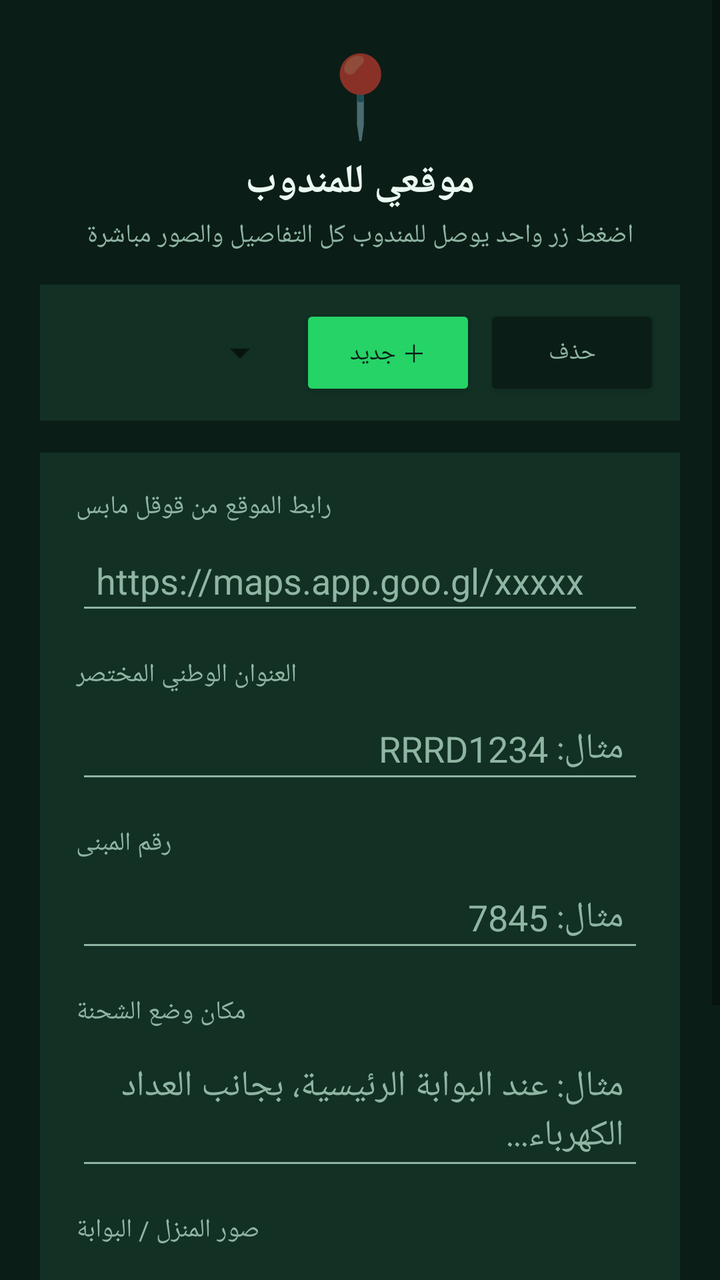
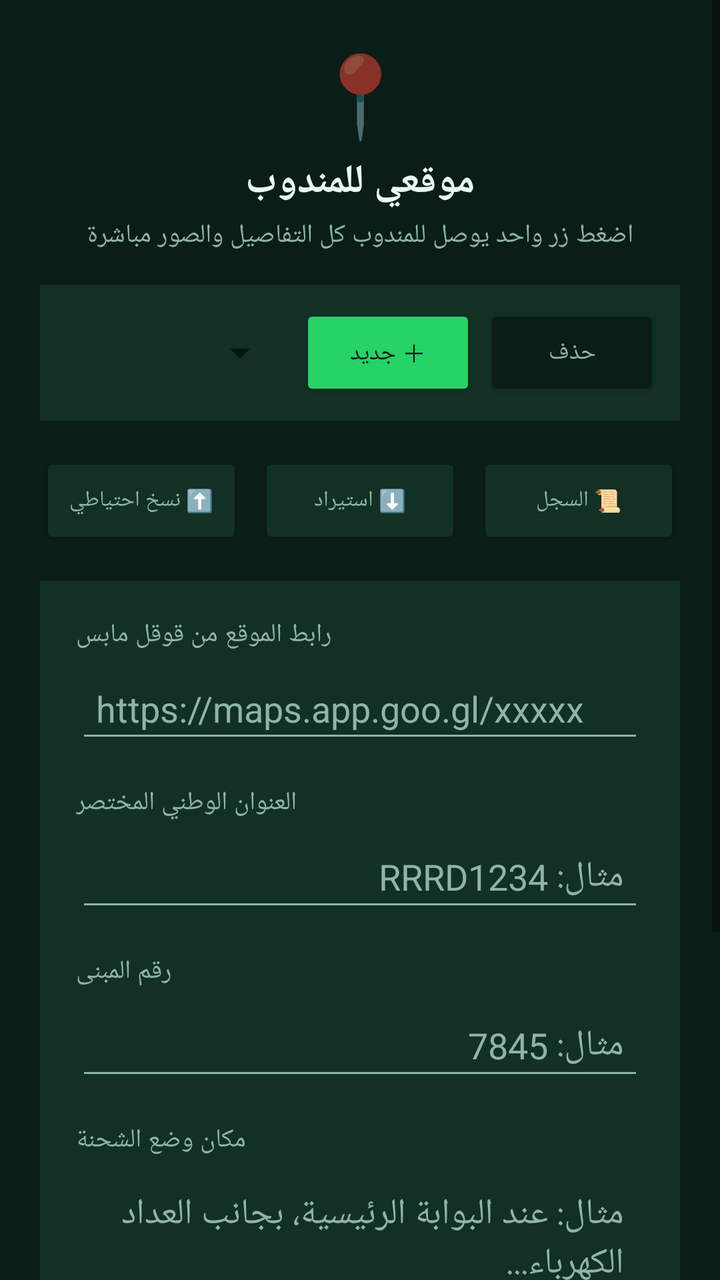

Screens rendered from an Android XML layout before and after an edit, with the pre-edit source and the edit as a unified diff.
<!-- AndroidManifest.xml: application theme Theme.DeliveryLocation -->
<!-- res/layout/activity_main.xml -->
<?xml version="1.0" encoding="utf-8"?>
<ScrollView xmlns:android="http://schemas.android.com/apk/res/android"
    android:layout_width="match_parent"
    android:layout_height="match_parent"
    android:background="@color/bg">

    <LinearLayout
        android:layout_width="match_parent"
        android:layout_height="wrap_content"
        android:orientation="vertical"
        android:padding="20dp">

        <TextView
            android:layout_width="match_parent"
            android:layout_height="wrap_content"
            android:text="📍"
            android:textSize="40sp"
            android:gravity="center"
            android:layout_marginBottom="4dp"/>

        <TextView
            android:layout_width="match_parent"
            android:layout_height="wrap_content"
            android:text="@string/app_name"
            android:textColor="@color/text_light"
            android:textSize="20sp"
            android:textStyle="bold"
            android:gravity="center"/>

        <TextView
            android:layout_width="match_parent"
            android:layout_height="wrap_content"
            android:text="اضغط زر واحد يوصل للمندوب كل التفاصيل والصور مباشرة"
            android:textColor="@color/muted"
            android:textSize="13sp"
            android:gravity="center"
            android:layout_marginTop="4dp"
            android:layout_marginBottom="16dp"/>

        
        <LinearLayout
            android:layout_width="match_parent"
            android:layout_height="wrap_content"
            android:orientation="horizontal"
            android:background="@color/card"
            android:padding="10dp"
            android:layout_marginBottom="16dp"
            android:gravity="center_vertical">

            <Spinner
                android:id="@+id/profileSpinner"
                android:layout_width="0dp"
                android:layout_weight="1"
                android:layout_height="wrap_content"/>

            <Button
                android:id="@+id/addProfileBtn"
                android:layout_width="wrap_content"
                android:layout_height="wrap_content"
                android:text="＋ جديد"
                android:textSize="12sp"
                android:backgroundTint="@color/accent"
                android:textColor="@color/bg"
                android:layout_marginStart="6dp"/>

            <Button
                android:id="@+id/deleteProfileBtn"
                android:layout_width="wrap_content"
                android:layout_height="wrap_content"
                android:text="حذف"
                android:textSize="12sp"
                android:backgroundTint="@color/bg"
                android:textColor="@color/muted"
                android:layout_marginStart="4dp"/>
        </LinearLayout>

        
        <LinearLayout
            android:id="@+id/setupLayout"
            android:layout_width="match_parent"
            android:layout_height="wrap_content"
            android:orientation="vertical"
            android:background="@color/card"
            android:padding="18dp">

            <TextView
                android:layout_width="wrap_content"
                android:layout_height="wrap_content"
                android:text="رابط الموقع من قوقل مابس"
                android:textColor="@color/muted"
                android:textSize="13sp"/>

            <EditText
                android:id="@+id/mapsLinkInput"
                android:layout_width="match_parent"
                android:layout_height="wrap_content"
                android:inputType="textUri"
                android:gravity="start"
                android:textDirection="ltr"
                android:hint="https://maps.app.goo.gl/xxxxx"
                android:textColorHint="@color/muted"
                android:textColor="@color/text_light"
                android:backgroundTint="@color/muted"
                android:padding="10dp"
                android:layout_marginTop="6dp"/>

            <TextView
                android:layout_width="wrap_content"
                android:layout_height="wrap_content"
                android:text="العنوان الوطني المختصر"
                android:textColor="@color/muted"
                android:textSize="13sp"
                android:layout_marginTop="16dp"/>

            <EditText
                android:id="@+id/nationalAddressInput"
                android:layout_width="match_parent"
                android:layout_height="wrap_content"
                android:inputType="textCapCharacters"
                android:textDirection="ltr"
                android:gravity="start"
                android:hint="مثال: RRRD1234"
                android:textColorHint="@color/muted"
                android:textColor="@color/text_light"
                android:backgroundTint="@color/muted"
                android:padding="10dp"
                android:layout_marginTop="6dp"/>

            <TextView
                android:layout_width="wrap_content"
                android:layout_height="wrap_content"
                android:text="رقم المبنى"
                android:textColor="@color/muted"
                android:textSize="13sp"
                android:layout_marginTop="16dp"/>

            <EditText
                android:id="@+id/buildingNumberInput"
                android:layout_width="match_parent"
                android:layout_height="wrap_content"
                android:inputType="number"
                android:textDirection="ltr"
                android:gravity="start"
                android:hint="مثال: 7845"
                android:textColorHint="@color/muted"
                android:textColor="@color/text_light"
                android:backgroundTint="@color/muted"
                android:padding="10dp"
                android:layout_marginTop="6dp"/>

            <TextView
                android:layout_width="wrap_content"
                android:layout_height="wrap_content"
                android:text="مكان وضع الشحنة"
                android:textColor="@color/muted"
                android:textSize="13sp"
                android:layout_marginTop="16dp"/>

            <EditText
                android:id="@+id/dropOffInput"
                android:layout_width="match_parent"
                android:layout_height="wrap_content"
                android:minLines="2"
                android:gravity="top|start"
                android:textDirection="rtl"
                android:hint="مثال: عند البوابة الرئيسية، بجانب العداد الكهرباء..."
                android:textColorHint="@color/muted"
                android:textColor="@color/text_light"
                android:backgroundTint="@color/muted"
                android:padding="10dp"
                android:layout_marginTop="6dp"/>

            <TextView
                android:layout_width="wrap_content"
                android:layout_height="wrap_content"
                android:text="صور المنزل / البوابة"
                android:textColor="@color/muted"
                android:textSize="13sp"
                android:layout_marginTop="16dp"/>

            <HorizontalScrollView
                android:layout_width="match_parent"
                android:layout_height="wrap_content"
                android:scrollbars="none"
                android:layout_marginTop="6dp">

                <LinearLayout
                    android:id="@+id/photoThumbsRow"
                    android:layout_width="wrap_content"
                    android:layout_height="wrap_content"
                    android:orientation="horizontal"/>
            </HorizontalScrollView>

            <LinearLayout
                android:layout_width="match_parent"
                android:layout_height="wrap_content"
                android:orientation="horizontal"
                android:layout_marginTop="10dp"
                android:weightSum="2">

                <Button
                    android:id="@+id/choosePhotoBtn"
                    android:layout_width="0dp"
                    android:layout_weight="1"
                    android:layout_height="wrap_content"
                    android:text="إضافة صور"
                    android:backgroundTint="@color/bg"
                    android:textColor="@color/text_light"
                    android:layout_marginEnd="6dp"/>

                <Button
                    android:id="@+id/clearPhotosBtn"
                    android:layout_width="0dp"
                    android:layout_weight="1"
                    android:layout_height="wrap_content"
                    android:text="مسح الصور"
                    android:backgroundTint="@color/bg"
                    android:textColor="@color/muted"
                    android:layout_marginStart="6dp"/>
            </LinearLayout>

            <Button
                android:id="@+id/saveBtn"
                android:layout_width="match_parent"
                android:layout_height="wrap_content"
                android:text="حفظ"
                android:backgroundTint="@color/accent"
                android:textColor="@color/bg"
                android:textStyle="bold"
                android:layout_marginTop="16dp"/>

            <TextView
                android:id="@+id/setupStatus"
                android:layout_width="match_parent"
                android:layout_height="wrap_content"
                android:textColor="@color/muted"
                android:textSize="12.5sp"
                android:gravity="center"
                android:layout_marginTop="8dp"/>
        </LinearLayout>

        
        <LinearLayout
            android:id="@+id/sendLayout"
            android:layout_width="match_parent"
            android:layout_height="wrap_content"
            android:orientation="vertical"
            android:background="@color/card"
            android:padding="18dp"
            android:visibility="gone">

            <HorizontalScrollView
                android:layout_width="match_parent"
                android:layout_height="wrap_content"
                android:scrollbars="none">

                <LinearLayout
                    android:id="@+id/savedPhotoThumbsRow"
                    android:layout_width="wrap_content"
                    android:layout_height="wrap_content"
                    android:orientation="horizontal"/>
            </HorizontalScrollView>

            <TextView
                android:id="@+id/savedDetailsView"
                android:layout_width="match_parent"
                android:layout_height="wrap_content"
                android:textColor="@color/text_light"
                android:textSize="14sp"
                android:lineSpacingMultiplier="1.3"
                android:layout_marginTop="10dp"/>

            <Button
                android:id="@+id/sendBtn"
                android:layout_width="match_parent"
                android:layout_height="wrap_content"
                android:text="📲 إرسال الموقع لمندوب واتساب"
                android:backgroundTint="@color/accent"
                android:textColor="@color/bg"
                android:textStyle="bold"
                android:textSize="16sp"
                android:padding="14dp"
                android:layout_marginTop="18dp"/>

            <Button
                android:id="@+id/waTextBtn"
                android:layout_width="match_parent"
                android:layout_height="wrap_content"
                android:text="إرسال نص فقط عبر واتساب"
                android:backgroundTint="@color/bg"
                android:textColor="@color/text_light"
                android:layout_marginTop="8dp"/>

            <TextView
                android:id="@+id/sendStatus"
                android:layout_width="match_parent"
                android:layout_height="wrap_content"
                android:textColor="@color/muted"
                android:textSize="12.5sp"
                android:gravity="center"
                android:layout_marginTop="10dp"/>

            <TextView
                android:id="@+id/editLink"
                android:layout_width="match_parent"
                android:layout_height="wrap_content"
                android:text="تعديل التفاصيل أو الصور"
                android:textColor="@color/muted"
                android:textSize="12.5sp"
                android:gravity="center"
                android:paddingTop="14dp"/>
        </LinearLayout>

    </LinearLayout>
</ScrollView>
<!-- resources referenced by this layout -->
<resources>
  <color name="accent">#25D366</color>
  <color name="bg">#0B1D17</color>
  <color name="card">#123024</color>
  <color name="muted">#8FB5A3</color>
  <color name="text_light">#EAFAF0</color>
  <string name="app_name">موقعي للمندوب</string>
  <style name="Theme.DeliveryLocation" parent="Theme.MaterialComponents.DayNight.NoActionBar">
          <item name="colorPrimary">@color/accent</item>
          <item name="colorPrimaryDark">@color/accent_dark</item>
          <item name="colorAccent">@color/accent</item>
          <item name="android:windowBackground">@color/bg</item>
      </style>
  <color name="accent_dark">#128C4A</color>
</resources>

<!-- the commit's change to res/layout/activity_main.xml (unified diff, before → after) -->
@@ -74,6 +74,48 @@
                 android:layout_marginStart="4dp"/>
         </LinearLayout>
 
+        <LinearLayout
+            android:layout_width="match_parent"
+            android:layout_height="wrap_content"
+            android:orientation="horizontal"
+            android:layout_marginBottom="16dp"
+            android:weightSum="3">
+
+            <Button
+                android:id="@+id/backupExportBtn"
+                android:layout_width="0dp"
+                android:layout_weight="1"
+                android:layout_height="wrap_content"
+                android:text="⬆️ نسخ احتياطي"
+                android:textSize="11sp"
+                android:backgroundTint="@color/card"
+                android:textColor="@color/muted"
+                android:layout_marginEnd="4dp"/>
+
+            <Button
+                android:id="@+id/backupImportBtn"
+                android:layout_width="0dp"
+                android:layout_weight="1"
+                android:layout_height="wrap_content"
+                android:text="⬇️ استيراد"
+                android:textSize="11sp"
+                android:backgroundTint="@color/card"
+                android:textColor="@color/muted"
+                android:layout_marginStart="4dp"
+                android:layout_marginEnd="4dp"/>
+
+            <Button
+                android:id="@+id/historyBtn"
+                android:layout_width="0dp"
+                android:layout_weight="1"
+                android:layout_height="wrap_content"
+                android:text="📜 السجل"
+                android:textSize="11sp"
+                android:backgroundTint="@color/card"
+                android:textColor="@color/muted"
+                android:layout_marginStart="4dp"/>
+        </LinearLayout>
+
         
         <LinearLayout
             android:id="@+id/setupLayout"
@@ -249,10 +291,19 @@
             android:padding="18dp"
             android:visibility="gone">
 
+            <ImageView
+                android:id="@+id/staticMapView"
+                android:layout_width="match_parent"
+                android:layout_height="150dp"
+                android:scaleType="centerCrop"
+                android:background="@color/bg"
+                android:visibility="gone"/>
+
             <HorizontalScrollView
                 android:layout_width="match_parent"
                 android:layout_height="wrap_content"
-                android:scrollbars="none">
+                android:scrollbars="none"
+                android:layout_marginTop="10dp">
 
                 <LinearLayout
                     android:id="@+id/savedPhotoThumbsRow"
@@ -260,6 +311,27 @@
                     android:layout_height="wrap_content"
                     android:orientation="horizontal"/>
             </HorizontalScrollView>
+
+            <LinearLayout
+                android:layout_width="match_parent"
+                android:layout_height="wrap_content"
+                android:orientation="horizontal"
+                android:gravity="center_vertical"
+                android:layout_marginTop="10dp">
+
+                <TextView
+                    android:layout_width="0dp"
+                    android:layout_weight="1"
+                    android:layout_height="wrap_content"
+                    android:text="إرسال كـ بطاقة مدمجة (صورة واحدة)"
+                    android:textColor="@color/muted"
+                    android:textSize="12.5sp"/>
+
+                <Switch
+                    android:id="@+id/cardModeSwitch"
+                    android:layout_width="wrap_content"
+                    android:layout_height="wrap_content"/>
+            </LinearLayout>
 
             <TextView
                 android:id="@+id/savedDetailsView"
